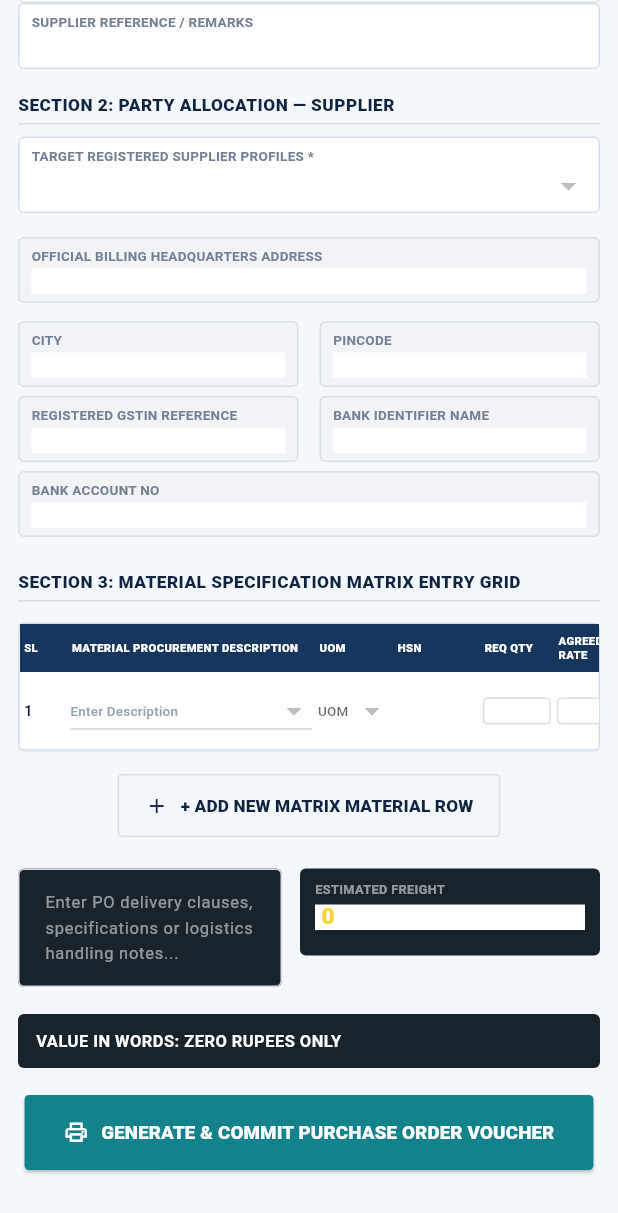
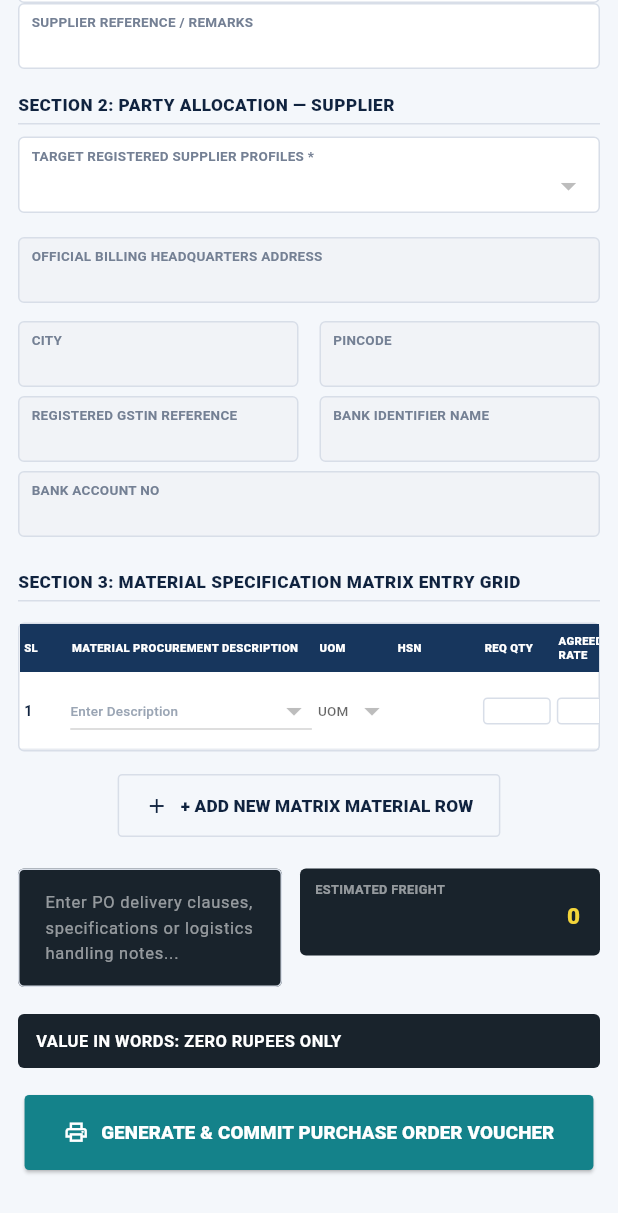
Before and after one commit to Vigneshwari116/ultra_enterprise, a Flutter app: the PurchaseOrderScreen widget shown alone on an empty page, opened directly, scrolled down 562 dp, on a phone screen of 412 x 824 dp. Shown: the top 1213 px of the screen. Run offline on Flutter 3.47's test engine with Material 3 defaults, Android fonts, the phone set to English and light mode, and no system bars; our stand-ins replace file_picker, pdf, printing, sqflite, sqflite_common_ffi; accounts and stored records are empty; network calls fail; Roboto replaces fonts that are missing (Arial); key blocks and very long unbroken strings in the code were emptied for the run.

Commit message:
Fix inset field spacing, freight charge display, and Material Master overflow
Co-authored-by: vigni2104 <vigni2104@gmail.com>

```diff
--- a/lib/screens/purchase_order_screen.dart
+++ b/lib/screens/purchase_order_screen.dart
@@ -670,12 +670,13 @@ class _PurchaseOrderScreenState extends State<PurchaseOrderScreen> {
                               height: 26,
                               child: TextField(
                                 controller: freight,
-                                keyboardType: TextInputType.number,
+                                keyboardType: const TextInputType.numberWithOptions(decimal: true),
                                 onChanged: (_) => setState(() {}),
+                                textAlign: TextAlign.right,
                                 textInputAction: TextInputAction.done,
                                 style: const TextStyle(
                                     color: Color(0xFFF4D53A), fontWeight: FontWeight.w900, fontSize: 15, height: 1.1),
-                                decoration: enterpriseInsetInputDecoration(),
+                                decoration: enterpriseInsetInputDecoration(onDarkPanel: true),
                               ),
                             ),
                           ],
--- a/lib/widgets/enterprise_form_fields.dart
+++ b/lib/widgets/enterprise_form_fields.dart
@@ -16,15 +16,25 @@ const enterpriseInsetValueStyle = TextStyle(
   color: navy,
 );
 
-InputDecoration enterpriseInsetInputDecoration({Widget? suffixIcon, Widget? prefixIcon}) {
+InputDecoration enterpriseInsetInputDecoration({
+  Widget? suffixIcon,
+  Widget? prefixIcon,
+  bool multiline = false,
+  bool onDarkPanel = false,
+}) {
   return InputDecoration(
     isDense: true,
+    filled: false,
+    fillColor: Colors.transparent,
     border: InputBorder.none,
     enabledBorder: InputBorder.none,
     focusedBorder: InputBorder.none,
     contentPadding: EdgeInsets.zero,
+    constraints: multiline ? null : const BoxConstraints(minHeight: 0),
+    isCollapsed: !multiline,
     suffixIcon: suffixIcon,
     prefixIcon: prefixIcon,
+    hoverColor: onDarkPanel ? Colors.transparent : null,
   );
 }
 
@@ -83,18 +93,25 @@ Widget enterpriseInsetTextField({
     filled: filled,
     child: Builder(
       builder: (ctx) {
+        final multiline = maxLines > 1;
         return TextField(
           controller: controller,
           maxLines: maxLines,
+          minLines: multiline ? 1 : 1,
           readOnly: readOnly,
           autofocus: autofocus,
           onTap: onTap,
           keyboardType: keyboardType,
           onChanged: onChanged,
           style: style ?? enterpriseInsetValueStyle,
+          textAlignVertical: multiline ? TextAlignVertical.top : TextAlignVertical.center,
           textInputAction: advanceFocusOnSubmit ? TextInputAction.next : TextInputAction.done,
           onSubmitted: advanceFocusOnSubmit ? (_) => enterpriseAdvanceFocus(ctx) : null,
-          decoration: enterpriseInsetInputDecoration(suffixIcon: suffixIcon, prefixIcon: prefixIcon),
+          decoration: enterpriseInsetInputDecoration(
+            suffixIcon: suffixIcon,
+            prefixIcon: prefixIcon,
+            multiline: multiline,
+          ),
           scrollPadding: EdgeInsets.zero,
         );
       },
@@ -245,17 +262,14 @@ Widget enterpriseValueWordsFooter({
                 style: const TextStyle(color: Colors.white54, fontSize: 8.5, fontWeight: FontWeight.w700),
               ),
               const SizedBox(height: 4),
-              SizedBox(
-                height: 26,
-                child: TextField(
-                  controller: chargeController,
-                  keyboardType: TextInputType.number,
-                  onChanged: onChargeChanged,
-                  textAlign: TextAlign.right,
-                  textInputAction: TextInputAction.done,
-                  style: const TextStyle(color: Color(0xFFF4D53A), fontWeight: FontWeight.w900, fontSize: 15, height: 1.1),
-                  decoration: enterpriseInsetInputDecoration(),
-                ),
+              TextField(
+                controller: chargeController,
+                keyboardType: const TextInputType.numberWithOptions(decimal: true),
+                onChanged: onChargeChanged,
+                textAlign: TextAlign.right,
+                textInputAction: TextInputAction.done,
+                style: const TextStyle(color: Color(0xFFF4D53A), fontWeight: FontWeight.w900, fontSize: 15, height: 1.1),
+                decoration: enterpriseInsetInputDecoration(onDarkPanel: true),
               ),
             ],
           ),
```
Also changed, not shown: lib/screens/job_work_host_screen.dart (+60 -29 lines).
